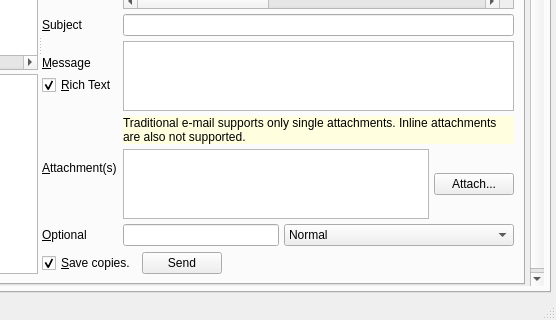
This is branches/trunk/UI/spot-on-controlcenter.ui in textbrowser/spot-on as Qt 5 draws it before an edit; both pictures show x 294 to 850 and y 306 to 626 of the 850 by 626 pixel window. The edited form follows.
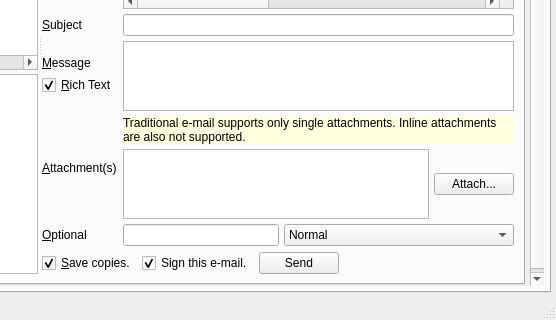
This is the edited form. The open tabs and pages were chosen to show the change. Icons and pictures are not drawn. Custom widgets are drawn as their Qt base class.

Commit message: Per-e-mail signatures.

```diff
--- a/branches/trunk/UI/spot-on-controlcenter.ui
+++ b/branches/trunk/UI/spot-on-controlcenter.ui
@@ -907,7 +907,7 @@
             <rect>
              <x>0</x>
              <y>0</y>
-             <width>850</width>
+             <width>812</width>
              <height>638</height>
             </rect>
            </property>
@@ -1625,6 +1625,16 @@
                         </property>
                        </widget>
                       </item>
+                      <item>
+                       <widget class="QCheckBox" name="sign_this_email">
+                        <property name="text">
+                         <string>Sign this e-mail.</string>
+                        </property>
+                        <property name="checked">
+                         <bool>true</bool>
+                        </property>
+                       </widget>
+                      </item>
                       <item>
                        <widget class="QPushButton" name="sendMail">
                         <property name="text">
```
Left out of the diff: 697 changed lines with no effect on the pictures. The commit also changes 4 other files.
